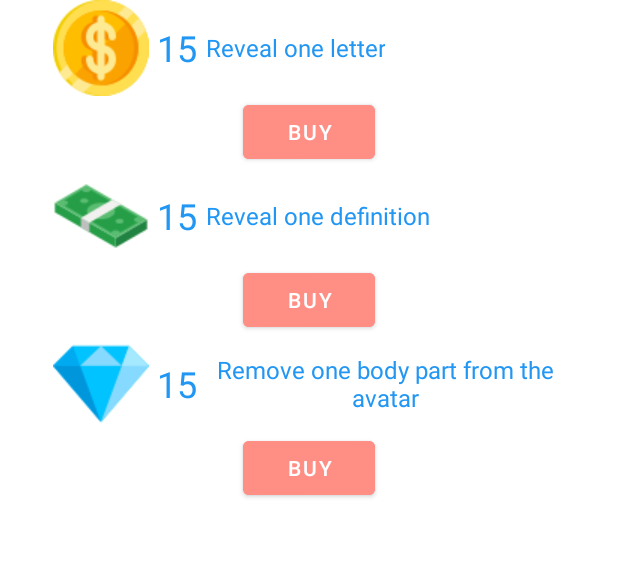
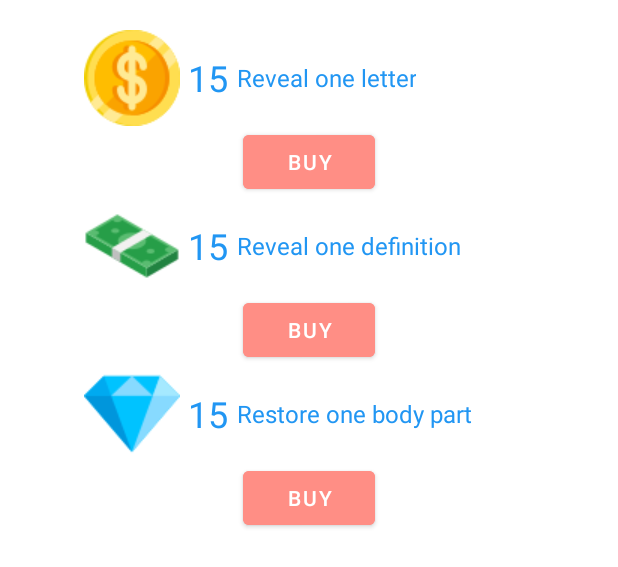
Before and after one commit to MigP/Hangman---Android-dev-portfolio, an Android app: the layout hint_menu_layout.xml on its own in the app's theme, with its tools: preview values and no code run, on a phone screen of 412 x 824 dp. Shown: the top 567 px of the screen. Run offline under Robolectric (Android 15) with nearby library versions, the phone set to English and light mode, and no system bars; Roboto replaces fonts that are not available here.

Commit message:
Created exchange button

```diff
--- /dev/null
+++ b/app/src/main/res/drawable/exchange_button_states.xml
@@ -0,0 +1,6 @@
+<?xml version="1.0" encoding="utf-8"?>
+<selector xmlns:android="http://schemas.android.com/apk/res/android">
+    <item android:state_pressed="true"
+        android:drawable="@drawable/exchange_pressed" /> <!-- pressed -->
+    <item android:drawable="@drawable/exchange" /> <!-- default -->
+</selector>
--- a/app/src/main/res/layout/hint_menu_layout.xml
+++ b/app/src/main/res/layout/hint_menu_layout.xml
@@ -3,21 +3,22 @@
     xmlns:app="http://schemas.android.com/apk/res-auto"
     xmlns:tools="http://schemas.android.com/tools"
     android:layout_width="match_parent"
-    android:layout_height="match_parent"
-    android:layout_marginHorizontal="35dp">
+    android:layout_height="match_parent">
 
     <LinearLayout
         android:id="@+id/linearLayout"
         android:layout_width="match_parent"
         android:layout_height="wrap_content"
         android:orientation="vertical"
+        android:paddingTop="20dp"
+        android:gravity="center"
         app:layout_constraintEnd_toEndOf="parent"
         app:layout_constraintHorizontal_bias="0.5"
         app:layout_constraintStart_toStartOf="parent"
         app:layout_constraintTop_toTopOf="parent">
 
         <LinearLayout
-            android:layout_width="match_parent"
+            android:layout_width="300dp"
             android:layout_height="wrap_content"
             android:orientation="horizontal">
 
@@ -56,7 +57,7 @@
             android:text="@string/buy" />
 
         <LinearLayout
-            android:layout_width="match_parent"
+            android:layout_width="300dp"
             android:layout_height="wrap_content"
             android:orientation="horizontal">
 
@@ -95,7 +96,7 @@
             android:text="@string/buy" />
 
         <LinearLayout
-            android:layout_width="match_parent"
+            android:layout_width="300dp"
             android:layout_height="wrap_content"
             android:orientation="horizontal">
 
--- a/app/src/main/res/values/strings.xml
+++ b/app/src/main/res/values/strings.xml
@@ -39,6 +39,6 @@
     <string name="buy_hint">Buy a hint</string>
     <string name="reveal_letter">Reveal one letter</string>
     <string name="reveal_definition">Reveal one definition</string>
-    <string name="remove_body_part">Remove one body part from the avatar</string>
+    <string name="remove_body_part">Restore one body part</string>
     <string name="buy">Buy</string>
 </resources>
```
Also changed, not shown: app/src/main/java/bf/be/android/hangman/view/GameActivity.kt (+28 -0 lines), app/src/main/res/layout/activity_game.xml (+13 -1 lines), app/src/main/res/drawable-v24/exchange.png (added), app/src/main/res/drawable-v24/exchange_pressed.png (added), app/src/main/res/drawable-v24/hint_pressed.png, app/src/main/res/drawable/hint_button_states.xml (renamed from app/src/main/res/drawable/button_states.xml), 2 other files.
